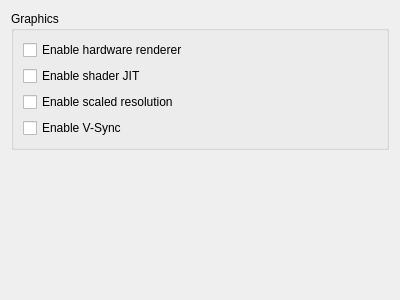
Before: the Qt Designer form src/citra_qt/configure_graphics.ui in PabloMK7/citra, drawn with Qt 5.
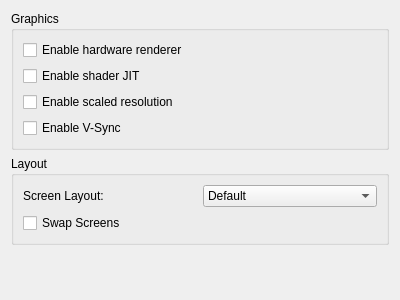
After: the same form once the commit is applied.

Commit message:
Support additional screen layouts.
Allows users to choose a single screen layout or a large screen layout.
Adds a configuration option to change the prominent screen.

What changed in the file:
```diff
--- a/src/citra_qt/configure_graphics.ui
+++ b/src/citra_qt/configure_graphics.ui
@@ -55,6 +55,56 @@
      </item>
     </layout>
    </item>
+   <item>
+    <widget class="QGroupBox" name="groupBox2">
+     <property name="title">
+      <string>Layout</string>
+     </property>
+     <layout class="QHBoxLayout" name="horizontalLayout_3">
+      <item>
+       <layout class="QVBoxLayout" name="verticalLayout_2">
+        <item>
+         <layout class="QHBoxLayout" name="horizontalLayout_3">
+          <item>
+           <widget class="QLabel" name="label1">
+            <property name="text">
+             <string>Screen Layout:</string>
+            </property>
+           </widget>
+          </item>
+          <item>
+           <widget class="QComboBox" name="layout_combobox">
+            <item>
+             <property name="text">
+              <string notr="true">Default</string>
+             </property>
+            </item>
+            <item>
+             <property name="text">
+              <string notr="true">Single Screen</string>
+             </property>
+            </item>
+            <item>
+             <property name="text">
+              <string notr="true">Large Screen</string>
+             </property>
+            </item>
+           </widget>
+          </item>
+         </layout>
+        </item>
+        <item>
+         <widget class="QCheckBox" name="swap_screen">
+          <property name="text">
+           <string>Swap Screens</string>
+          </property>
+         </widget>
+        </item>
+       </layout>
+      </item>
+     </layout>
+    </widget>
+   </item>
    <item>
     <spacer name="verticalSpacer">
      <property name="orientation">
```
Left out of the diff: 19 changed lines with no effect on the pictures. Lines whose indentation alone changed are shown as unchanged. The commit also changes 15 other files.
